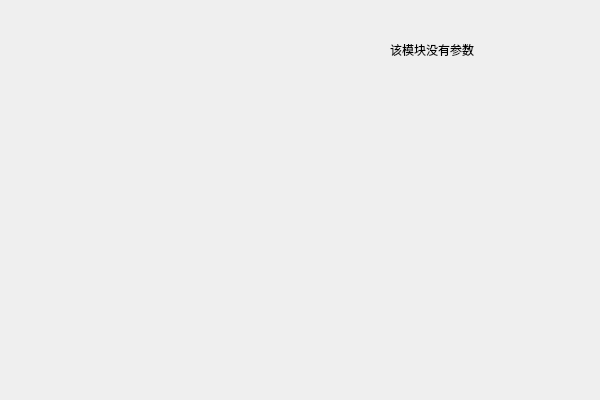
Old version of the form Link_tab/gamma_tab.ui in the repository HuJingwen1211/MCISP.
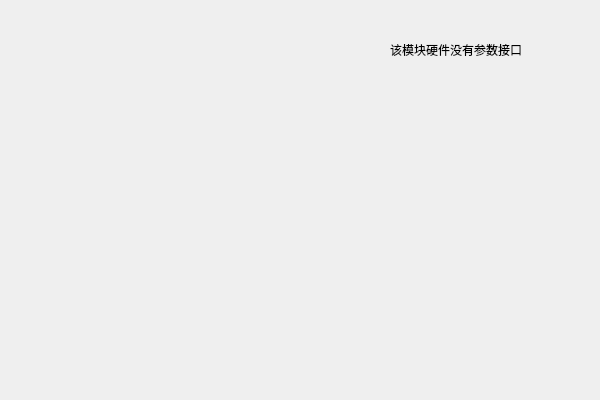
New version of the form.

```diff
--- a/Link_tab/gamma_tab.ui
+++ b/Link_tab/gamma_tab.ui
@@ -23,7 +23,7 @@
     </rect>
    </property>
    <property name="text">
-    <string>该模块没有参数</string>
+    <string>该模块硬件没有参数接口</string>
    </property>
   </widget>
  </widget>
```
